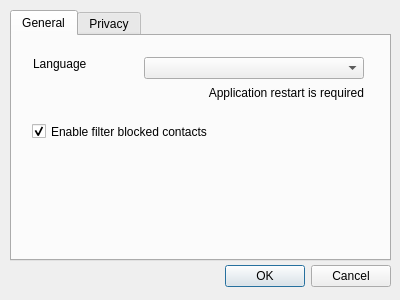
First picture: the form in Options/OptionsDialog.ui, repository InvictusInnovations/keyhotee, before the edit.
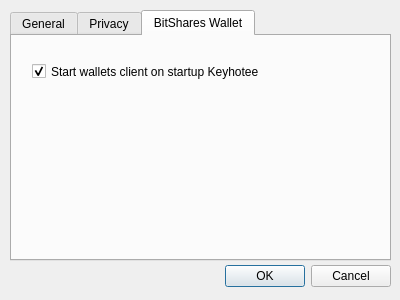
Second picture: the form after the edit. The open tabs and pages were chosen to show the change.

Commit message: [GS] Implementation of management of wallets clients

What changed in the file:
```diff
--- a/Options/OptionsDialog.ui
+++ b/Options/OptionsDialog.ui
@@ -234,6 +234,27 @@
      </property>
     </widget>
    </widget>
+   <widget class="QWidget" name="bitshares_wallet">
+    <attribute name="title">
+     <string>BitShares Wallet</string>
+    </attribute>
+    <widget class="QCheckBox" name="wallets_client_on_startup">
+     <property name="geometry">
+      <rect>
+       <x>20</x>
+       <y>20</y>
+       <width>331</width>
+       <height>31</height>
+      </rect>
+     </property>
+     <property name="text">
+      <string>Start wallets client on startup Keyhotee</string>
+     </property>
+     <property name="checked">
+      <bool>true</bool>
+     </property>
+    </widget>
+   </widget>
   </widget>
  </widget>
  <resources/>
```
The commit also changes 11 other files.
